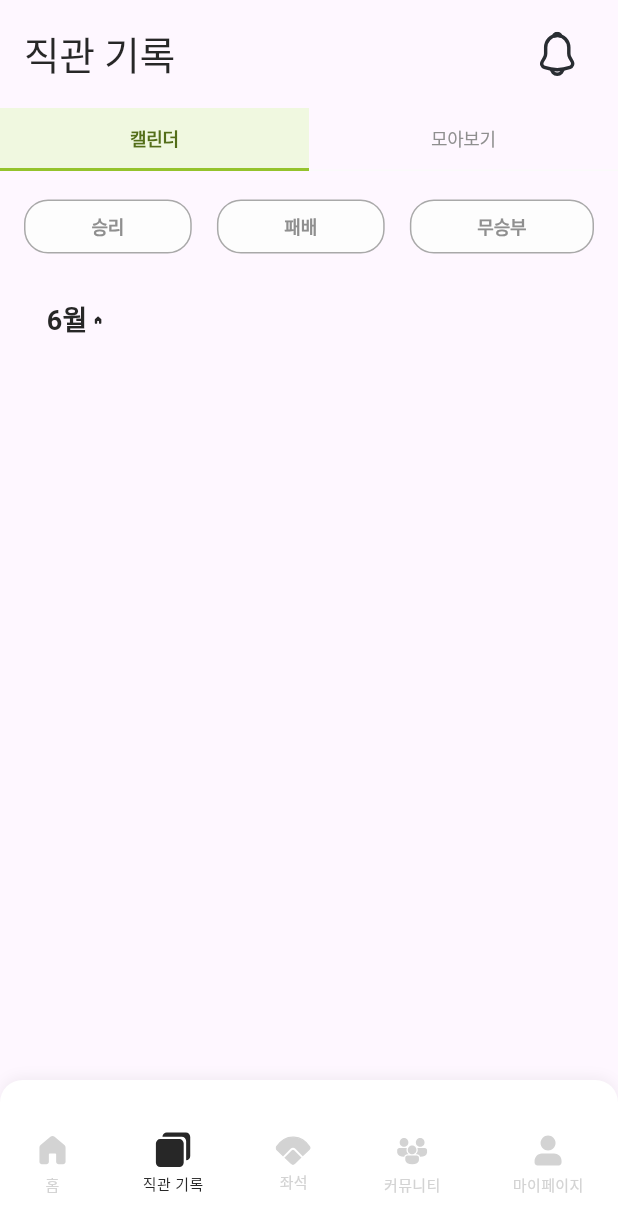
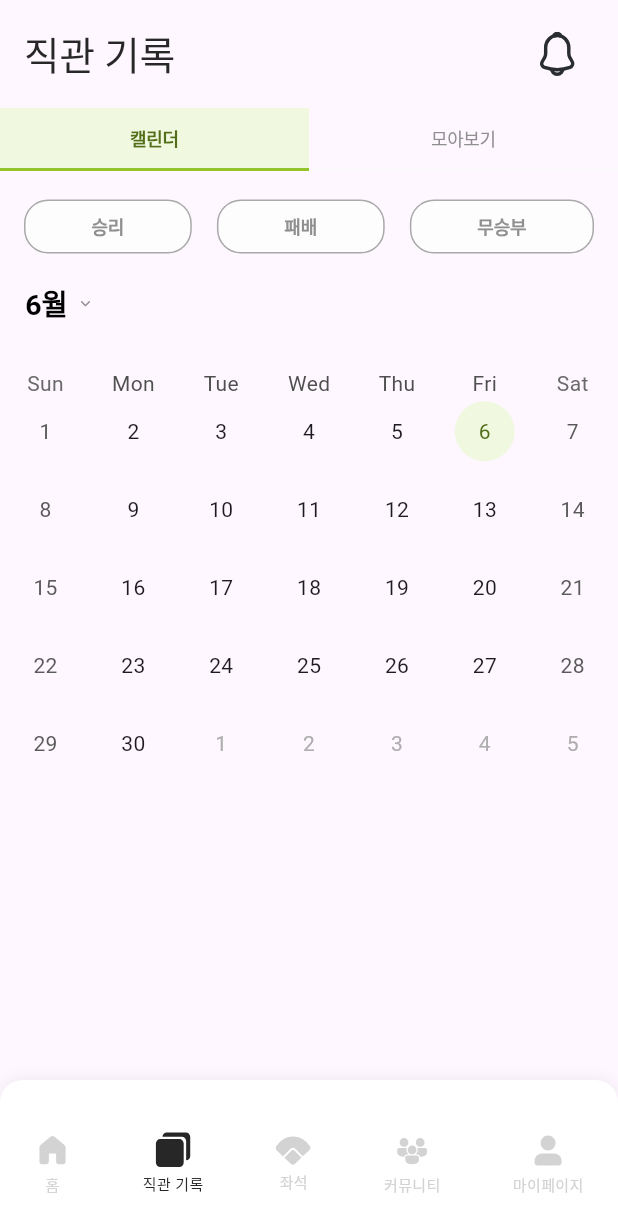
Before and after one commit to InningLog/InningLog_FE, a Flutter app: the screen it shows after launch, item 2 of the bottom bar chosen, on a phone screen of 412 x 824 dp. Shown: the top 1232 px of the screen. Run offline on Flutter 3.47's test engine with Material 3 defaults, Android fonts, the phone set to English and light mode, and no system bars; drawn by our look-alikes of table_calendar; our stand-ins replace flutter_svg; Roboto replaces fonts that are missing (MBC1961GulimOTF, Pretendard); project files that could hold a hidden picture were left out.

Commit message:
캘린더 추가

```diff
--- a/lib/app_colors.dart
+++ b/lib/app_colors.dart
@@ -1,12 +1,17 @@
 import 'package:flutter/material.dart';
 
 class AppColors {
+  static const Color primary100 = Color(0xFFF9FCF1);
   static const Color primary200 = Color(0xFFF0F8E0);
   static const Color primary700 = Color(0xFF94C32C);
   static const Color primary800 = Color(0xFF536E19);
   static const Color gray700 = Color(0xFF8F8F8F);
   static const Color gray600 = Color(0xFFA9A9A9);
   static const Color gray50 = Color(0xFFFDFDFD);
+  static const Color gray100 = Color(0xFFF8F8F8);
+  static const Color gray200 = Color(0xFFEFEFEF);
+  static const Color red100 = Color(0xFFFDF6F5);
+  static const Color red700 = Color(0xFFDC6D65);
 
 
 }
--- a/lib/screens/diary_page.dart
+++ b/lib/screens/diary_page.dart
@@ -2,6 +2,8 @@ import 'package:flutter/material.dart';
 import 'package:flutter_svg/svg.dart';
 import '../app_colors.dart';
 import '../widgets/common_header.dart';
+import 'package:table_calendar/table_calendar.dart';
+
 
 class DiaryPage extends StatefulWidget {
   const DiaryPage({super.key});
@@ -12,8 +14,8 @@ class DiaryPage extends StatefulWidget {
 
 class _DiaryPageState extends State<DiaryPage> {
   int _selectedIndex = 0;
+  String? selectedFilter; // 선택된 버튼 저장 (처음에는 null → 선택 없음)
 
-  //상단 탭바
   @override
   Widget build(BuildContext context) {
     return Scaffold(
@@ -32,9 +34,9 @@ class _DiaryPageState extends State<DiaryPage> {
                   Expanded(child: _buildTabButton(index: 1, label: '모아보기')),
                 ],
               ),
+            ),
 
-              ), //승/패/무 필터 버튼
-
+            //승/패/무 필터 버튼
             Padding(
               padding: const EdgeInsets.symmetric(horizontal: 16, vertical: 19),
               child: Row(
@@ -46,24 +48,49 @@ class _DiaryPageState extends State<DiaryPage> {
                 ],
               ),
             ),
+
+            // 월 헤더
             Padding(
-              padding: const EdgeInsets.symmetric(horizontal: 15, vertical: 12),
-              child: Row(
-                mainAxisAlignment: MainAxisAlignment.spaceBetween,
+              padding: const EdgeInsets.symmetric(horizontal: 1),
+              child: Column(
+                crossAxisAlignment: CrossAxisAlignment.start,
                 children: [
+                  const SizedBox(height: 0),
                   _buildMonthHeader(),
+                  const SizedBox(height: 28.5),
+                  TableCalendar(
+                    firstDay: DateTime.utc(2020, 1, 1),
+                    lastDay: DateTime.utc(2030, 12, 31),
+                    focusedDay: DateTime.now(),
+                    calendarStyle: CalendarStyle(
+                      todayDecoration: BoxDecoration(
+                        color: AppColors.primary200,
+                        shape: BoxShape.circle,
+                      ),
+                      selectedDecoration: BoxDecoration(
+                        color: AppColors.primary700,
+                        shape: BoxShape.circle,
+                      ),
+                      selectedTextStyle: TextStyle(
+                        color: Colors.white,
+                        fontFamily: 'Pretendard',
+                      ),
+                      todayTextStyle: TextStyle(
+                        color: AppColors.primary800,
+                        fontFamily: 'Pretendard',
+                      ),
+                    ),
+                    headerVisible: false, // 너는 위에 "5월 ⌄" 따로 구현했으니 header 숨기면 됨
+                  )
+
                 ],
               ),
             ),
-
-
           ],
         ),
       ),
     );
   }
-
-
 
   Widget _buildTabButton({required int index, required String label}) {
     final isSelected = _selectedIndex == index;
@@ -73,14 +100,11 @@ class _DiaryPageState extends State<DiaryPage> {
           _selectedIndex = index;
         });
       },
-      //탭바 디자인 요소
       child: Container(
-        //전체 컨테이너
         width: 195,
         alignment: Alignment.center,
         padding: const EdgeInsets.symmetric(vertical: 0),
         decoration: BoxDecoration(
-          //배경색
           color: isSelected ? AppColors.primary200 : Colors.transparent,
           border: Border(
             bottom: BorderSide(
@@ -91,8 +115,6 @@ class _DiaryPageState extends State<DiaryPage> {
           borderRadius: BorderRadius.circular(0),
         ),
         child: Text(
-
-          //탭바 텍스트 요소
           label,
           style: TextStyle(
             fontFamily: 'Pretendard',
@@ -100,38 +122,74 @@ class _DiaryPageState extends State<DiaryPage> {
             letterSpacing: -0.26,
             height: 1.5,
             fontWeight: isSelected ? FontWeight.w600 : FontWeight.w500,
-            color: isSelected ?AppColors.primary800 : AppColors.gray700,
+            color: isSelected ? AppColors.primary800 : AppColors.gray700,
           ),
         ),
       ),
     );
   }
+
+  Widget _buildFilterButton(String label) {
+    final isSelected = selectedFilter == label;
+
+    // 버튼별 색 지정
+    Color backgroundColor = AppColors.gray50;
+    Color borderColor = AppColors.gray600;
+    Color textColor = AppColors.gray700;
+
+    if (isSelected) {
+      if (label == '승리') {
+        backgroundColor = AppColors.primary100;
+        borderColor = AppColors.primary700;
+        textColor = AppColors.primary700;
+      } else if (label == '패배') {
+        backgroundColor = AppColors.red100;
+        borderColor = AppColors.red700;
+        textColor = AppColors.red700;
+      } else if (label == '무승부') {
+        backgroundColor = AppColors.gray200; // 나중에 무승부 색 변경 가능
+        borderColor = AppColors.gray700;
+        textColor = AppColors.gray700;
       }
-      //승패무 버튼 디자인
-      Widget _buildFilterButton(String label) {
-        return Container(
-          padding: const EdgeInsets.symmetric(vertical: 8, horizontal: 44), // 8px 44px 비율
+    }
+
+    return GestureDetector(
+      onTap: () {
+        setState(() {
+          if (selectedFilter == label) {
+            // 이미 선택된 버튼을 다시 누르면 해제
+            selectedFilter = null;
+          } else {
+            // 새로운 버튼 선택
+            selectedFilter = label;
+          }
+        });
+      },
+      child: Container(
+        padding: const EdgeInsets.symmetric(vertical: 8, horizontal: 44),
         decoration: BoxDecoration(
-            color: AppColors.gray50,
+          color: backgroundColor,
           borderRadius: BorderRadius.circular(16),
           border: Border.all(
-              color:  AppColors.gray600,
+            color: borderColor,
             width: 1,
           ),
         ),
         child: Text(
           label,
-            style: const TextStyle(
+          style: TextStyle(
             fontSize: 12,
             fontWeight: FontWeight.w600,
-              color: AppColors.gray700,
+            color: textColor,
             fontFamily: 'Pretendard',
             letterSpacing: -0.12,
             height: 1.5,
           ),
         ),
+      ),
     );
   }
+
   Widget _buildMonthHeader() {
     final now = DateTime.now();
     final currentMonth = '${now.month}월';
@@ -143,19 +201,22 @@ class _DiaryPageState extends State<DiaryPage> {
           Text(
             currentMonth,
             style: const TextStyle(
-                    fontSize: 18,
+              fontFamily: 'Pretendard',
+              fontSize: 19,
+              letterSpacing: -0.19,
+              height: 1.444,
               fontWeight: FontWeight.w700,
-                    color: Color(0xFF272727),
+              color: Color(0xFF000000),
             ),
           ),
-                const SizedBox(width: 4),
+          const SizedBox(width: 9),
           SvgPicture.asset(
-                  'assets/icons/Home_black.svg',
+            'assets/icons/month_move.svg',
             width: 6,
-                  height: 11
+            height: 11,
           ),
-
         ],
       ),
     );
   }
+}
--- a/pubspec.yaml
+++ b/pubspec.yaml
@@ -13,6 +13,8 @@ environment:
 dependencies:
   flutter:
     sdk: flutter
+
+  table_calendar: ^3.0.9
 
 
   cupertino_icons: ^1.0.8
```
Also changed, not shown: pubspec.lock. Lines whose indentation alone changed are shown as unchanged.
